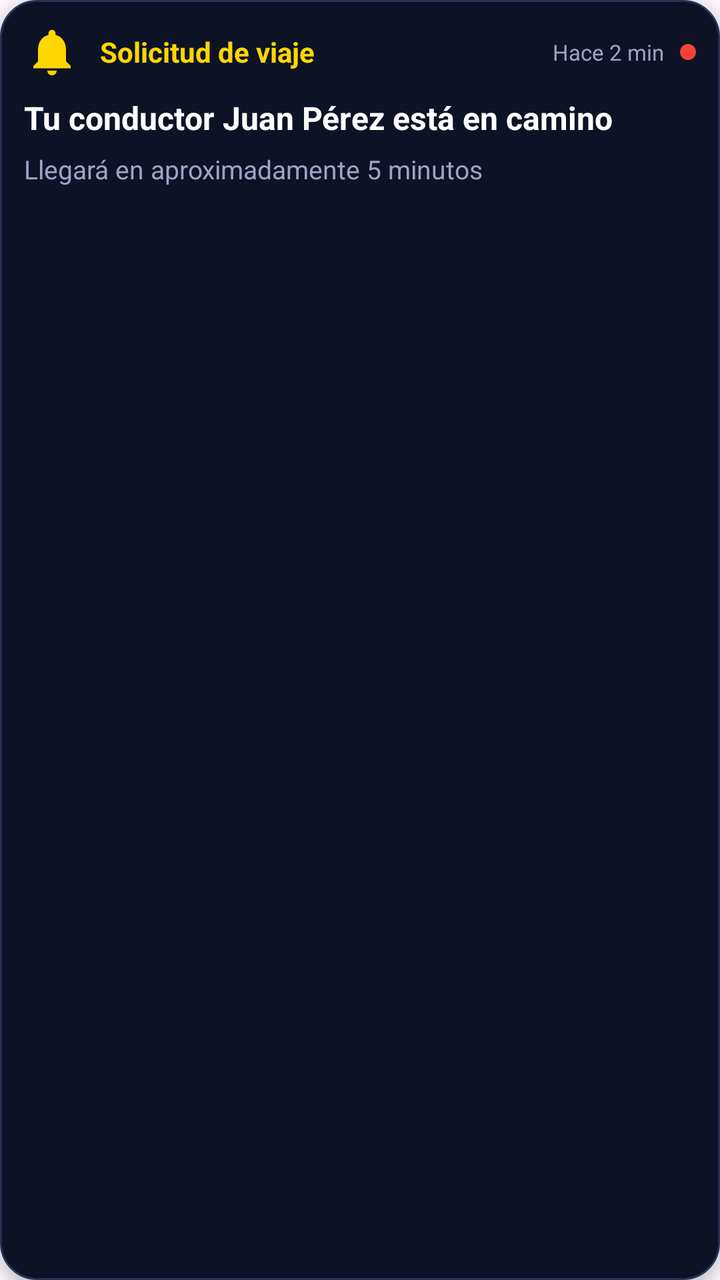
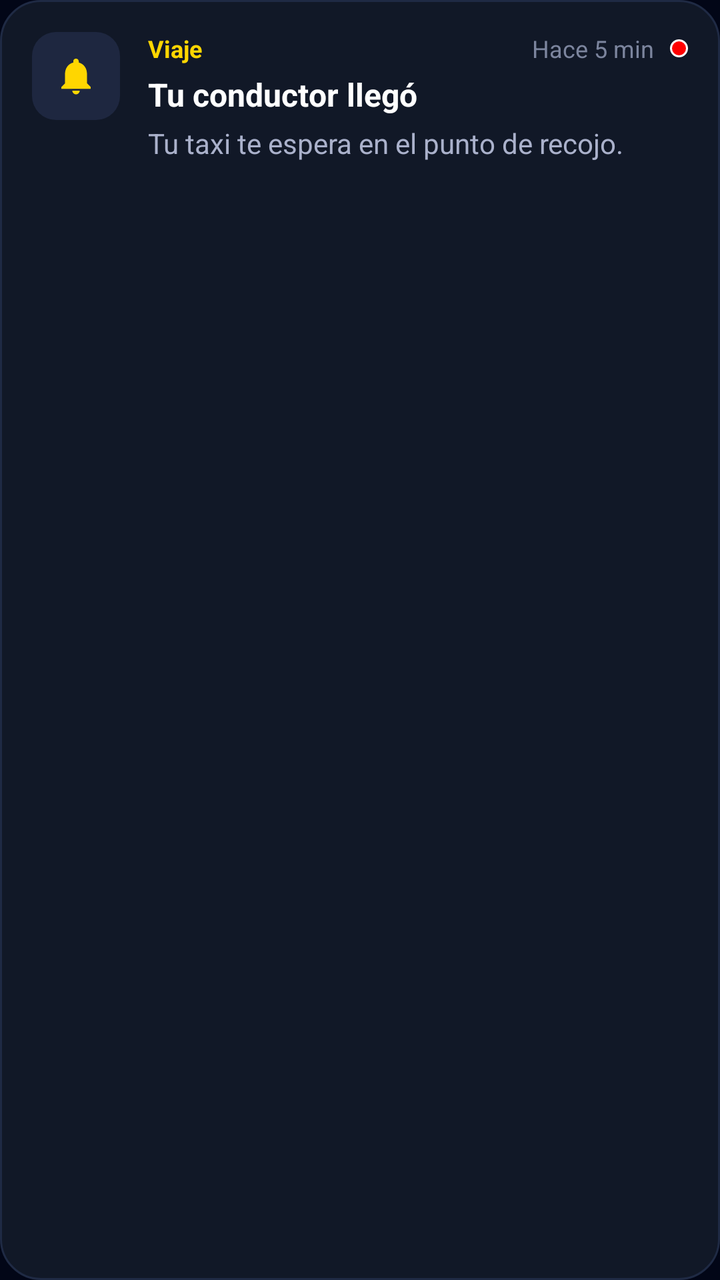

The first picture is an Android layout as it rendered before a commit; the second is the same layout after the commit. The layout source and the unified diff follow.
<!-- AndroidManifest.xml: application theme Theme.TaxiSign -->
<!-- res/layout/item_notification.xml -->
<?xml version="1.0" encoding="utf-8"?>
<LinearLayout
    xmlns:android="http://schemas.android.com/apk/res/android"
    xmlns:app="http://schemas.android.com/apk/res-auto"
    android:layout_width="match_parent"
    android:layout_height="wrap_content"
    android:orientation="vertical"
    android:layout_marginHorizontal="8dp"
    android:layout_marginVertical="6dp"
    android:padding="12dp"
    android:background="@drawable/bg_input_dark"
    android:elevation="4dp">

    
    <LinearLayout
        android:layout_width="match_parent"
        android:layout_height="wrap_content"
        android:orientation="horizontal"
        android:gravity="center_vertical"
        android:layout_marginBottom="8dp">

        
        <ImageView
            android:id="@+id/ivNotificationIcon"
            android:layout_width="28dp"
            android:layout_height="28dp"
            android:src="@drawable/ic_notifications"
            app:tint="#FFD600"
            android:layout_marginEnd="10dp" />

        
        <TextView
            android:id="@+id/tvNotificationType"
            android:layout_width="0dp"
            android:layout_height="wrap_content"
            android:layout_weight="1"
            android:text="Solicitud de viaje"
            android:textColor="#FFD600"
            android:textSize="14sp"
            android:textStyle="bold" />

        
        <TextView
            android:id="@+id/tvNotificationTime"
            android:layout_width="wrap_content"
            android:layout_height="wrap_content"
            android:text="Hace 2 min"
            android:textColor="#9CA4C3"
            android:textSize="11sp"
            android:layout_marginEnd="8dp" />

        
        <View
            android:id="@+id/unreadIndicator"
            android:layout_width="8dp"
            android:layout_height="8dp"
            android:background="@drawable/bg_punto_rojo"
            android:visibility="visible" />
    </LinearLayout>

    
    <TextView
        android:id="@+id/tvNotificationTitle"
        android:layout_width="match_parent"
        android:layout_height="wrap_content"
        android:text="Tu conductor Juan Pérez está en camino"
        android:textColor="#FFFFFF"
        android:textSize="16sp"
        android:textStyle="bold"
        android:layout_marginBottom="6dp" />

    
    <TextView
        android:id="@+id/tvNotificationMessage"
        android:layout_width="match_parent"
        android:layout_height="wrap_content"
        android:text="Llegará en aproximadamente 5 minutos"
        android:textColor="#9CA4C3"
        android:textSize="13sp"
        android:layout_marginBottom="10dp" />

    
    <LinearLayout
        android:id="@+id/detailsContainer"
        android:layout_width="match_parent"
        android:layout_height="wrap_content"
        android:orientation="horizontal"
        android:gravity="center_vertical"
        android:layout_marginBottom="10dp"
        android:visibility="gone">

        
        <de.hdodenhof.circleimageview.CircleImageView
            android:id="@+id/ivDriverPhoto"
            android:layout_width="40dp"
            android:layout_height="40dp"
            android:src="@drawable/placeholder_driver"
            android:layout_marginEnd="10dp"
            app:civ_border_width="1dp"
            app:civ_border_color="#FFD600" />

        
        <LinearLayout
            android:layout_width="0dp"
            android:layout_height="wrap_content"
            android:layout_weight="1"
            android:orientation="vertical">

            <TextView
                android:id="@+id/tvDriverName"
                android:layout_width="wrap_content"
                android:layout_height="wrap_content"
                android:text="Juan Pérez"
                android:textColor="#FFFFFF"
                android:textSize="14sp"
                android:textStyle="bold" />

            <LinearLayout
                android:layout_width="wrap_content"
                android:layout_height="wrap_content"
                android:orientation="horizontal"
                android:gravity="center_vertical">

                <TextView
                    android:id="@+id/tvVehicle"
                    android:layout_width="wrap_content"
                    android:layout_height="wrap_content"
                    android:text="Toyota Yaris"
                    android:textColor="#9CA4C3"
                    android:textSize="12sp" />

                <TextView
                    android:layout_width="wrap_content"
                    android:layout_height="wrap_content"
                    android:text=" • "
                    android:textColor="#9CA4C3"
                    android:textSize="12sp" />

                <TextView
                    android:id="@+id/tvPlate"
                    android:layout_width="wrap_content"
                    android:layout_height="wrap_content"
                    android:text="ABC-123"
                    android:textColor="#FFD600"
                    android:textSize="12sp"
                    android:textStyle="bold" />
            </LinearLayout>
        </LinearLayout>

        
        <LinearLayout
            android:layout_width="wrap_content"
            android:layout_height="wrap_content"
            android:orientation="vertical"
            android:gravity="center"
            android:layout_marginStart="8dp">

            <RatingBar
                android:id="@+id/ratingDriver"
                android:layout_width="wrap_content"
                android:layout_height="wrap_content"
                style="@style/Widget.AppCompat.RatingBar.Small"
                android:numStars="5"
                android:rating="4.8"
                android:isIndicator="true" />

            <TextView
                android:layout_width="wrap_content"
                android:layout_height="wrap_content"
                android:text="4.8"
                android:textColor="#FFD600"
                android:textSize="11sp"
                android:textStyle="bold" />
        </LinearLayout>
    </LinearLayout>

    
    <LinearLayout
        android:id="@+id/actionButtonsContainer"
        android:layout_width="match_parent"
        android:layout_height="wrap_content"
        android:orientation="horizontal"
        android:gravity="end"
        android:layout_marginTop="8dp">

        
        <com.google.android.material.button.MaterialButton
            android:id="@+id/btnSecondaryAction"
            android:layout_width="wrap_content"
            android:layout_height="40dp"
            android:text="OK"
            android:textSize="12sp"
            android:fontFamily="@font/nunito_bold"
            android:textColor="#FFD600"
            app:backgroundTint="@android:color/transparent"
            app:strokeColor="#FFD600"
            app:strokeWidth="1dp"
            app:cornerRadius="8dp"
            android:layout_marginEnd="8dp"
            android:visibility="gone" />

        
        <com.google.android.material.button.MaterialButton
            android:id="@+id/btnPrimaryAction"
            android:layout_width="wrap_content"
            android:layout_height="40dp"
            android:text="VER DETALLES"
            android:textSize="12sp"
            android:fontFamily="@font/nunito_bold"
            android:textColor="#000000"
            app:backgroundTint="#FFD600"
            app:cornerRadius="8dp"
            android:visibility="gone" />
    </LinearLayout>

</LinearLayout>
<!-- resources referenced by this layout -->
<resources>
  <!-- drawable bg_input_dark (drawable) -->
  <shape xmlns:android="http://schemas.android.com/apk/res/android">
  
      <solid android:color="#0D1325"/>
  
      <corners android:radius="18dp"/>
  
      <stroke
          android:width="1dp"
          android:color="#2A3352"/>
  
  </shape>
  <!-- drawable bg_punto_rojo (drawable) -->
  <shape xmlns:android="http://schemas.android.com/apk/res/android" android:shape="oval">
      <solid android:color="#F44336" />
      <size android:width="12dp" android:height="12dp" />
  </shape>
  <!-- drawable ic_notifications (drawable) -->
  <?xml version="1.0" encoding="utf-8"?>
  <vector xmlns:android="http://schemas.android.com/apk/res/android"
      android:width="24dp" android:height="24dp"
      android:viewportWidth="24" android:viewportHeight="24">
      <path android:fillColor="#FFFFFF"
          android:pathData="M12,22c1.1,0 2,-0.9 2,-2h-4c0,1.1 0.89,2 2,2zM18,16v-5c0,-3.07 -1.64,-5.64 -4.5,-6.32V4c0,-0.83 -0.67,-1.5 -1.5,-1.5s-1.5,0.67 -1.5,1.5v0.68C7.63,5.36 6,7.92 6,11v5l-2,2v1h16v-1l-2,-2z"/>
  </vector>
  <!-- drawable placeholder_driver (drawable) -->
  <vector xmlns:android="http://schemas.android.com/apk/res/android" android:height="24dp" android:tint="#000000" android:viewportHeight="24" android:viewportWidth="24" android:width="24dp">
        
      <path android:fillColor="@android:color/white" android:pathData="M12,12c2.21,0 4,-1.79 4,-4s-1.79,-4 -4,-4 -4,1.79 -4,4 1.79,4 4,4zM12,14c-2.67,0 -8,1.34 -8,4v2h16v-2c0,-2.66 -5.33,-4 -8,-4z"/>
      
  </vector>
  <style name="Theme.TaxiSign" parent="Base.Theme.TaxiSign" />
  <style name="Base.Theme.TaxiSign" parent="Theme.Material3.DayNight.NoActionBar">
          
          
      </style>
</resources>

<!-- the commit's change to res/layout/item_notification.xml (unified diff, before → after) -->
@@ -2,215 +2,82 @@
 <LinearLayout
     xmlns:android="http://schemas.android.com/apk/res/android"
     xmlns:app="http://schemas.android.com/apk/res-auto"
+    android:id="@+id/cardNotificacion"
     android:layout_width="match_parent"
     android:layout_height="wrap_content"
-    android:orientation="vertical"
-    android:layout_marginHorizontal="8dp"
-    android:layout_marginVertical="6dp"
-    android:padding="12dp"
-    android:background="@drawable/bg_input_dark"
-    android:elevation="4dp">
+    android:layout_marginBottom="12dp"
+    android:background="@drawable/bg_card_viaje"
+    android:orientation="horizontal"
+    android:padding="16dp">
 
     
+    <ImageView
+        android:id="@+id/ivNotificationIcon"
+        android:layout_width="44dp"
+        android:layout_height="44dp"
+        android:background="@drawable/bg_menu_icono"
+        android:importantForAccessibility="no"
+        android:padding="11dp"
+        android:src="@drawable/ic_notifications"
+        app:tint="#FFD600" />
+
     <LinearLayout
-        android:layout_width="match_parent"
+        android:layout_width="0dp"
         android:layout_height="wrap_content"
-        android:orientation="horizontal"
-        android:gravity="center_vertical"
-        android:layout_marginBottom="8dp">
+        android:layout_marginStart="14dp"
+        android:layout_weight="1"
+        android:orientation="vertical">
 
-        
-        <ImageView
-            android:id="@+id/ivNotificationIcon"
-            android:layout_width="28dp"
-            android:layout_height="28dp"
-            android:src="@drawable/ic_notifications"
-            app:tint="#FFD600"
-            android:layout_marginEnd="10dp" />
+        <LinearLayout
+            android:layout_width="match_parent"
+            android:layout_height="wrap_content"
+            android:gravity="center_vertical"
+            android:orientation="horizontal">
 
-        
+            <TextView
+                android:id="@+id/tvNotificationType"
+                android:layout_width="0dp"
+                android:layout_height="wrap_content"
+                android:layout_weight="1"
+                android:text="Viaje"
+                android:textColor="#FFD600"
+                android:textSize="12sp"
+                android:textStyle="bold" />
+
+            <TextView
+                android:id="@+id/tvNotificationTime"
+                android:layout_width="wrap_content"
+                android:layout_height="wrap_content"
+                android:text="Hace 5 min"
+                android:textColor="#7C859E"
+                android:textSize="12sp" />
+
+            <View
+                android:id="@+id/unreadIndicator"
+                android:layout_width="9dp"
+                android:layout_height="9dp"
+                android:layout_marginStart="8dp"
+                android:background="@drawable/bg_badge_red" />
+        </LinearLayout>
+
         <TextView
-            android:id="@+id/tvNotificationType"
-            android:layout_width="0dp"
+            android:id="@+id/tvNotificationTitle"
+            android:layout_width="match_parent"
             android:layout_height="wrap_content"
-            android:layout_weight="1"
-            android:text="Solicitud de viaje"
-            android:textColor="#FFD600"
-            android:textSize="14sp"
+            android:layout_marginTop="4dp"
+            android:text="Tu conductor llegó"
+            android:textColor="#FFFFFF"
+            android:textSize="16sp"
             android:textStyle="bold" />
 
-        
         <TextView
-            android:id="@+id/tvNotificationTime"
-            android:layout_width="wrap_content"
+            android:id="@+id/tvNotificationMessage"
+            android:layout_width="match_parent"
             android:layout_height="wrap_content"
-            android:text="Hace 2 min"
-            android:textColor="#9CA4C3"
-            android:textSize="11sp"
-            android:layout_marginEnd="8dp" />
-
-        
-        <View
-            android:id="@+id/unreadIndicator"
-            android:layout_width="8dp"
-            android:layout_height="8dp"
-            android:background="@drawable/bg_punto_rojo"
-            android:visibility="visible" />
+            android:layout_marginTop="4dp"
+            android:lineSpacingExtra="2dp"
+            android:text="Tu taxi te espera en el punto de recojo."
+            android:textColor="#AAB1CB"
+            android:textSize="14sp" />
     </LinearLayout>
-
-    
-    <TextView
-        android:id="@+id/tvNotificationTitle"
-        android:layout_width="match_parent"
-        android:layout_height="wrap_content"
-        android:text="Tu conductor Juan Pérez está en camino"
-        android:textColor="#FFFFFF"
-        android:textSize="16sp"
-        android:textStyle="bold"
-        android:layout_marginBottom="6dp" />
-
-    
-    <TextView
-        android:id="@+id/tvNotificationMessage"
-        android:layout_width="match_parent"
-        android:layout_height="wrap_content"
-        android:text="Llegará en aproximadamente 5 minutos"
-        android:textColor="#9CA4C3"
-        android:textSize="13sp"
-        android:layout_marginBottom="10dp" />
-
-    
-    <LinearLayout
-        android:id="@+id/detailsContainer"
-        android:layout_width="match_parent"
-        android:layout_height="wrap_content"
-        android:orientation="horizontal"
-        android:gravity="center_vertical"
-        android:layout_marginBottom="10dp"
-        android:visibility="gone">
-
-        
-        <de.hdodenhof.circleimageview.CircleImageView
-            android:id="@+id/ivDriverPhoto"
-            android:layout_width="40dp"
-            android:layout_height="40dp"
-            android:src="@drawable/placeholder_driver"
-            android:layout_marginEnd="10dp"
-            app:civ_border_width="1dp"
-            app:civ_border_color="#FFD600" />
-
-        
-        <LinearLayout
-            android:layout_width="0dp"
-            android:layout_height="wrap_content"
-            android:layout_weight="1"
-            android:orientation="vertical">
-
-            <TextView
-                android:id="@+id/tvDriverName"
-                android:layout_width="wrap_content"
-                android:layout_height="wrap_content"
-                android:text="Juan Pérez"
-                android:textColor="#FFFFFF"
-                android:textSize="14sp"
-                android:textStyle="bold" />
-
-            <LinearLayout
-                android:layout_width="wrap_content"
-                android:layout_height="wrap_content"
-                android:orientation="horizontal"
-                android:gravity="center_vertical">
-
-                <TextView
-                    android:id="@+id/tvVehicle"
-                    android:layout_width="wrap_content"
-                    android:layout_height="wrap_content"
-                    android:text="Toyota Yaris"
-                    android:textColor="#9CA4C3"
-                    android:textSize="12sp" />
-
-                <TextView
-                    android:layout_width="wrap_content"
-                    android:layout_height="wrap_content"
-                    android:text=" • "
-                    android:textColor="#9CA4C3"
-                    android:textSize="12sp" />
-
-                <TextView
-                    android:id="@+id/tvPlate"
-                    android:layout_width="wrap_content"
-                    android:layout_height="wrap_content"
-                    android:text="ABC-123"
-                    android:textColor="#FFD600"
-                    android:textSize="12sp"
-                    android:textStyle="bold" />
-            </LinearLayout>
-        </LinearLayout>
-
-        
-        <LinearLayout
-            android:layout_width="wrap_content"
-            android:layout_height="wrap_content"
-            android:orientation="vertical"
-            android:gravity="center"
-            android:layout_marginStart="8dp">
-
-            <RatingBar
-                android:id="@+id/ratingDriver"
-                android:layout_width="wrap_content"
-                android:layout_height="wrap_content"
-                style="@style/Widget.AppCompat.RatingBar.Small"
-                android:numStars="5"
-                android:rating="4.8"
-                android:isIndicator="true" />
-
-            <TextView
-                android:layout_width="wrap_content"
-                android:layout_height="wrap_content"
-                android:text="4.8"
-                android:textColor="#FFD600"
-                android:textSize="11sp"
-                android:textStyle="bold" />
-        </LinearLayout>
-    </LinearLayout>
-
-    
-    <LinearLayout
-        android:id="@+id/actionButtonsContainer"
-        android:layout_width="match_parent"
-        android:layout_height="wrap_content"
-        android:orientation="horizontal"
-        android:gravity="end"
-        android:layout_marginTop="8dp">
-
-        
-        <com.google.android.material.button.MaterialButton
-            android:id="@+id/btnSecondaryAction"
-            android:layout_width="wrap_content"
-            android:layout_height="40dp"
-            android:text="OK"
-            android:textSize="12sp"
-            android:fontFamily="@font/nunito_bold"
-            android:textColor="#FFD600"
-            app:backgroundTint="@android:color/transparent"
-            app:strokeColor="#FFD600"
-            app:strokeWidth="1dp"
-            app:cornerRadius="8dp"
-            android:layout_marginEnd="8dp"
-            android:visibility="gone" />
-
-        
-        <com.google.android.material.button.MaterialButton
-            android:id="@+id/btnPrimaryAction"
-            android:layout_width="wrap_content"
-            android:layout_height="40dp"
-            android:text="VER DETALLES"
-            android:textSize="12sp"
-            android:fontFamily="@font/nunito_bold"
-            android:textColor="#000000"
-            app:backgroundTint="#FFD600"
-            app:cornerRadius="8dp"
-            android:visibility="gone" />
-    </LinearLayout>
-
 </LinearLayout>
<!-- resource entries referenced after the edit -->
@@ -1,21 +1,35 @@
 <!-- resources referenced by this layout -->
 <resources>
-  <!-- drawable bg_input_dark (drawable) -->
-  <shape xmlns:android="http://schemas.android.com/apk/res/android">
+  <!-- drawable bg_badge_red (drawable) -->
+  <?xml version="1.0" encoding="utf-8"?>
+  <shape xmlns:android="http://schemas.android.com/apk/res/android"
+      android:shape="oval">
   
-      <solid android:color="#0D1325"/>
+      
+      <solid android:color="#FF0000" />
   
-      <corners android:radius="18dp"/>
+      
+      <size
+          android:width="8dp"
+          android:height="8dp" />
   
+      
       <stroke
           android:width="1dp"
-          android:color="#2A3352"/>
-  
+          android:color="#FFFFFF" />
   </shape>
-  <!-- drawable bg_punto_rojo (drawable) -->
-  <shape xmlns:android="http://schemas.android.com/apk/res/android" android:shape="oval">
-      <solid android:color="#F44336" />
-      <size android:width="12dp" android:height="12dp" />
+  <!-- drawable bg_card_viaje (drawable) -->
+  <?xml version="1.0" encoding="utf-8"?>
+  <shape xmlns:android="http://schemas.android.com/apk/res/android" android:shape="rectangle">
+      <solid android:color="#111827"/>
+      <corners android:radius="20dp"/>
+      <stroke android:width="1dp" android:color="#1F2A44"/>
+  </shape>
+  <!-- drawable bg_menu_icono (drawable) -->
+  <?xml version="1.0" encoding="utf-8"?>
+  <shape xmlns:android="http://schemas.android.com/apk/res/android" android:shape="rectangle">
+      <solid android:color="#1E2740"/>
+      <corners android:radius="12dp"/>
   </shape>
   <!-- drawable ic_notifications (drawable) -->
   <?xml version="1.0" encoding="utf-8"?>
@@ -25,16 +39,15 @@
       <path android:fillColor="#FFFFFF"
           android:pathData="M12,22c1.1,0 2,-0.9 2,-2h-4c0,1.1 0.89,2 2,2zM18,16v-5c0,-3.07 -1.64,-5.64 -4.5,-6.32V4c0,-0.83 -0.67,-1.5 -1.5,-1.5s-1.5,0.67 -1.5,1.5v0.68C7.63,5.36 6,7.92 6,11v5l-2,2v1h16v-1l-2,-2z"/>
   </vector>
-  <!-- drawable placeholder_driver (drawable) -->
-  <vector xmlns:android="http://schemas.android.com/apk/res/android" android:height="24dp" android:tint="#000000" android:viewportHeight="24" android:viewportWidth="24" android:width="24dp">
-        
-      <path android:fillColor="@android:color/white" android:pathData="M12,12c2.21,0 4,-1.79 4,-4s-1.79,-4 -4,-4 -4,1.79 -4,4 1.79,4 4,4zM12,14c-2.67,0 -8,1.34 -8,4v2h16v-2c0,-2.66 -5.33,-4 -8,-4z"/>
-      
-  </vector>
   <style name="Theme.TaxiSign" parent="Base.Theme.TaxiSign" />
   <style name="Base.Theme.TaxiSign" parent="Theme.Material3.DayNight.NoActionBar">
           
           
+          <item name="android:windowBackground">@color/fondo_app</item>
+          <item name="android:windowLightStatusBar">false</item>
+          <item name="android:windowLightNavigationBar" tools:targetApi="27">false</item>
+          
       </style>
+  <color name="fondo_app">#020617</color>
 </resources>
 
